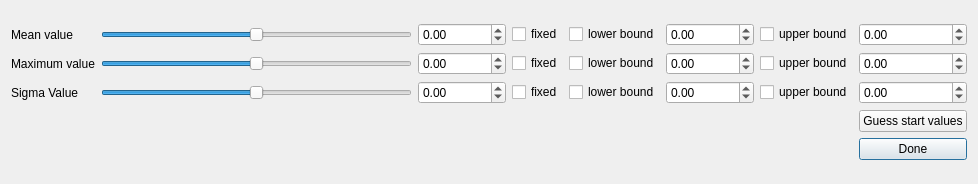
The window that pensant/ui/gaussModelFitParameters.ui (syncope/pensant) describes before a commit, drawn with Qt 5.
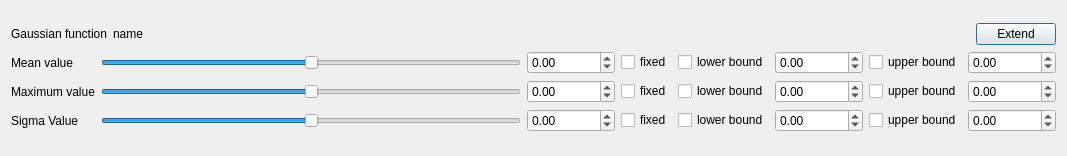
The same window after the commit.

Commit message: + first example for better fit config interface; wip

The edit to the form file:
```diff
--- a/pensant/ui/gaussModelFitParameters.ui
+++ b/pensant/ui/gaussModelFitParameters.ui
@@ -6,8 +6,8 @@
    <rect>
     <x>0</x>
     <y>0</y>
-    <width>978</width>
-    <height>184</height>
+    <width>1067</width>
+    <height>156</height>
    </rect>
   </property>
   <property name="windowTitle">
@@ -15,15 +15,79 @@
   </property>
   <layout class="QGridLayout" name="gridLayout">
    <item row="0" column="0">
+    <layout class="QVBoxLayout" name="verticalLayout">
+     <item>
+      <layout class="QHBoxLayout" name="horizontalLayout">
+       <item>
+        <widget class="QLabel" name="label_4">
+         <property name="text">
+          <string>Gaussian function</string>
+         </property>
+        </widget>
+       </item>
+       <item>
+        <widget class="QLabel" name="name">
+         <property name="text">
+          <string>name</string>
+         </property>
+        </widget>
+       </item>
+       <item>
+        <spacer name="horizontalSpacer">
+         <property name="orientation">
+          <enum>Qt::Horizontal</enum>
+         </property>
+         <property name="sizeHint" stdset="0">
+          <size>
+           <width>40</width>
+           <height>20</height>
+          </size>
+         </property>
+        </spacer>
+       </item>
+       <item>
+        <widget class="QPushButton" name="extendButton">
+         <property name="text">
+          <string>Extend</string>
+         </property>
+        </widget>
+       </item>
+      </layout>
+     </item>
+     <item>
+      <layout class="QHBoxLayout" name="horizontalLayout_2">
+       <item>
     <layout class="QGridLayout" name="gridLayout_2">
-     <item row="2" column="0">
+         <item row="2" column="1">
+          <widget class="QSlider" name="maximumSlider">
+           <property name="minimum">
+            <number>0</number>
+           </property>
+           <property name="maximum">
+            <number>100</number>
+           </property>
+           <property name="pageStep">
+            <number>5</number>
+           </property>
+           <property name="value">
+            <number>50</number>
+           </property>
+           <property name="sliderPosition">
+            <number>50</number>
+           </property>
+           <property name="orientation">
+            <enum>Qt::Horizontal</enum>
+           </property>
+          </widget>
+         </item>
+         <item row="3" column="0">
       <widget class="QLabel" name="label_3">
        <property name="text">
         <string>Sigma Value</string>
        </property>
       </widget>
      </item>
-     <item row="0" column="1">
+         <item row="1" column="1">
       <widget class="QSlider" name="meanSlider">
        <property name="minimum">
         <number>0</number>
@@ -48,7 +112,7 @@
        </property>
       </widget>
      </item>
-     <item row="0" column="2">
+         <item row="1" column="2">
       <widget class="QDoubleSpinBox" name="meanValue">
        <property name="decimals">
         <number>2</number>
@@ -61,14 +125,7 @@
        </property>
       </widget>
      </item>
-     <item row="3" column="7">
-      <widget class="QPushButton" name="guessStartValuesBtn">
-       <property name="text">
-        <string>Guess start values</string>
-       </property>
-      </widget>
-     </item>
-     <item row="2" column="1">
+         <item row="3" column="1">
       <widget class="QSlider" name="sigmaSlider">
        <property name="minimum">
         <number>0</number>
@@ -90,83 +147,7 @@
        </property>
       </widget>
      </item>
-     <item row="1" column="1">
-      <widget class="QSlider" name="maximumSlider">
-       <property name="minimum">
-        <number>0</number>
-       </property>
-       <property name="maximum">
-        <number>100</number>
-       </property>
-       <property name="pageStep">
-        <number>5</number>
-       </property>
-       <property name="value">
-        <number>50</number>
-       </property>
-       <property name="sliderPosition">
-        <number>50</number>
-       </property>
-       <property name="orientation">
-        <enum>Qt::Horizontal</enum>
-       </property>
-      </widget>
-     </item>
-     <item row="2" column="6">
-      <widget class="QCheckBox" name="useUBSigma">
-       <property name="text">
-        <string>upper bound</string>
-       </property>
-      </widget>
-     </item>
-     <item row="1" column="4">
-      <widget class="QCheckBox" name="useLBMaximum">
-       <property name="text">
-        <string>lower bound</string>
-       </property>
-      </widget>
-     </item>
-     <item row="2" column="5">
-      <widget class="QDoubleSpinBox" name="sigmaLBValue">
-       <property name="decimals">
-        <number>2</number>
-       </property>
-       <property name="minimum">
-        <double>-1000000000.000000000000000</double>
-       </property>
-       <property name="maximum">
-        <double>1000000000.000000000000000</double>
-       </property>
-      </widget>
-     </item>
-     <item row="1" column="7">
-      <widget class="QDoubleSpinBox" name="maximumUBValue">
-       <property name="decimals">
-        <number>2</number>
-       </property>
-       <property name="minimum">
-        <double>-1000000000.000000000000000</double>
-       </property>
-       <property name="maximum">
-        <double>1000000000.000000000000000</double>
-       </property>
-      </widget>
-     </item>
-     <item row="0" column="4">
-      <widget class="QCheckBox" name="useLBMean">
-       <property name="text">
-        <string>lower bound</string>
-       </property>
-      </widget>
-     </item>
-     <item row="0" column="6">
-      <widget class="QCheckBox" name="useUBMean">
-       <property name="text">
-        <string>upper bound</string>
-       </property>
-      </widget>
-     </item>
-     <item row="2" column="2">
+         <item row="3" column="2">
       <widget class="QDoubleSpinBox" name="sigmaValue">
        <property name="decimals">
         <number>2</number>
@@ -179,47 +160,14 @@
        </property>
       </widget>
      </item>
-     <item row="2" column="3">
+         <item row="3" column="3">
       <widget class="QCheckBox" name="sigmaFixedCB">
        <property name="text">
         <string>fixed</string>
        </property>
       </widget>
      </item>
-     <item row="0" column="7">
-      <widget class="QDoubleSpinBox" name="meanUBValue">
-       <property name="decimals">
-        <number>2</number>
-       </property>
-       <property name="minimum">
-        <double>-1000000000.000000000000000</double>
-       </property>
-       <property name="maximum">
-        <double>1000000000.000000000000000</double>
-       </property>
-      </widget>
-     </item>
-     <item row="1" column="6">
-      <widget class="QCheckBox" name="useUBMaximum">
-       <property name="text">
-        <string>upper bound</string>
-       </property>
-      </widget>
-     </item>
-     <item row="1" column="5">
-      <widget class="QDoubleSpinBox" name="maximumLBValue">
-       <property name="decimals">
-        <number>2</number>
-       </property>
-       <property name="minimum">
-        <double>-1000000000.000000000000000</double>
-       </property>
-       <property name="maximum">
-        <double>1000000000.000000000000000</double>
-       </property>
-      </widget>
-     </item>
-     <item row="1" column="2">
+         <item row="2" column="2">
       <widget class="QDoubleSpinBox" name="maximumValue">
        <property name="decimals">
         <number>2</number>
@@ -232,83 +180,167 @@
        </property>
       </widget>
      </item>
-     <item row="0" column="0">
+         <item row="1" column="0">
       <widget class="QLabel" name="label">
        <property name="text">
         <string>Mean value</string>
        </property>
       </widget>
      </item>
-     <item row="2" column="7">
-      <widget class="QDoubleSpinBox" name="sigmaUBValue">
-       <property name="decimals">
-        <number>2</number>
-       </property>
-       <property name="minimum">
-        <double>-1000000000.000000000000000</double>
-       </property>
-       <property name="maximum">
-        <double>1000000000.000000000000000</double>
-       </property>
-      </widget>
-     </item>
-     <item row="0" column="3">
+         <item row="1" column="3">
       <widget class="QCheckBox" name="meanFixedCB">
        <property name="text">
         <string>fixed</string>
        </property>
       </widget>
      </item>
-     <item row="2" column="4">
-      <widget class="QCheckBox" name="useLBSigma">
-       <property name="text">
-        <string>lower bound</string>
-       </property>
-      </widget>
-     </item>
-     <item row="0" column="5">
-      <widget class="QDoubleSpinBox" name="meanLBValue">
-       <property name="decimals">
-        <number>2</number>
-       </property>
-       <property name="minimum">
-        <double>-1000000000.000000000000000</double>
-       </property>
-       <property name="maximum">
-        <double>1000000000.000000000000000</double>
-       </property>
-      </widget>
-     </item>
-     <item row="1" column="0">
+         <item row="2" column="0">
       <widget class="QLabel" name="label_2">
        <property name="text">
         <string>Maximum value</string>
        </property>
       </widget>
      </item>
-     <item row="1" column="3">
+         <item row="2" column="3">
       <widget class="QCheckBox" name="maximumFixedCB">
        <property name="text">
         <string>fixed</string>
        </property>
       </widget>
      </item>
-     <item row="4" column="7">
-      <widget class="QPushButton" name="configDonePushBtn">
+        </layout>
+       </item>
+       <item>
+        <layout class="QGridLayout" name="extendedLayout">
+         <item row="0" column="1">
+          <widget class="QDoubleSpinBox" name="meanLBValue">
+           <property name="decimals">
+            <number>2</number>
+           </property>
+           <property name="minimum">
+            <double>-1000000000.000000000000000</double>
+           </property>
+           <property name="maximum">
+            <double>1000000000.000000000000000</double>
+           </property>
+          </widget>
+         </item>
+         <item row="0" column="2">
+          <widget class="QCheckBox" name="useUBMean">
        <property name="text">
-        <string>Done</string>
-       </property>
-       <property name="autoDefault">
-        <bool>false</bool>
-       </property>
-       <property name="default">
-        <bool>true</bool>
-       </property>
-      </widget>
-     </item>
+            <string>upper bound</string>
+           </property>
+          </widget>
+         </item>
+         <item row="0" column="0">
+          <widget class="QCheckBox" name="useLBMean">
+           <property name="text">
+            <string>lower bound</string>
+           </property>
+          </widget>
+         </item>
+         <item row="0" column="3">
+          <widget class="QDoubleSpinBox" name="meanUBValue">
+           <property name="decimals">
+            <number>2</number>
+           </property>
+           <property name="minimum">
+            <double>-1000000000.000000000000000</double>
+           </property>
+           <property name="maximum">
+            <double>1000000000.000000000000000</double>
+           </property>
+          </widget>
+         </item>
+         <item row="1" column="3">
+          <widget class="QDoubleSpinBox" name="maximumUBValue">
+           <property name="decimals">
+            <number>2</number>
+           </property>
+           <property name="minimum">
+            <double>-1000000000.000000000000000</double>
+           </property>
+           <property name="maximum">
+            <double>1000000000.000000000000000</double>
+           </property>
+          </widget>
+         </item>
+         <item row="1" column="1">
+          <widget class="QDoubleSpinBox" name="maximumLBValue">
+           <property name="decimals">
+            <number>2</number>
+           </property>
+           <property name="minimum">
+            <double>-1000000000.000000000000000</double>
+           </property>
+           <property name="maximum">
+            <double>1000000000.000000000000000</double>
+           </property>
+          </widget>
+         </item>
+         <item row="1" column="2">
+          <widget class="QCheckBox" name="useUBMaximum">
+           <property name="text">
+            <string>upper bound</string>
+           </property>
+          </widget>
+         </item>
+         <item row="1" column="0">
+          <widget class="QCheckBox" name="useLBMaximum">
+           <property name="text">
+            <string>lower bound</string>
+           </property>
+          </widget>
+         </item>
+         <item row="2" column="0">
+          <widget class="QCheckBox" name="useLBSigma">
+           <property name="text">
+            <string>lower bound</string>
+           </property>
+          </widget>
+         </item>
+         <item row="2" column="1">
+          <widget class="QDoubleSpinBox" name="sigmaLBValue">
+           <property name="decimals">
+            <number>2</number>
+           </property>
+           <property name="minimum">
+            <double>-1000000000.000000000000000</double>
+           </property>
+           <property name="maximum">
+            <double>1000000000.000000000000000</double>
+           </property>
+          </widget>
+         </item>
+         <item row="2" column="2">
+          <widget class="QCheckBox" name="useUBSigma">
+           <property name="text">
+            <string>upper bound</string>
+           </property>
+          </widget>
+         </item>
+         <item row="2" column="3">
+          <widget class="QDoubleSpinBox" name="sigmaUBValue">
+           <property name="decimals">
+            <number>2</number>
+           </property>
+           <property name="minimum">
+            <double>-1000000000.000000000000000</double>
+           </property>
+           <property name="maximum">
+            <double>1000000000.000000000000000</double>
+           </property>
+          </widget>
+         </item>
     </layout>
    </item>
   </layout>
+     </item>
+    </layout>
+   </item>
+  </layout>
+  <zorder>useLBSigma</zorder>
+  <zorder>verticalLayoutWidget</zorder>
  </widget>
  <resources/>
  <connections/>
```
Left out of the diff: 2 changed lines with no effect on the pictures. Lines whose indentation alone changed are shown as unchanged. The commit also changes 2 other files.
